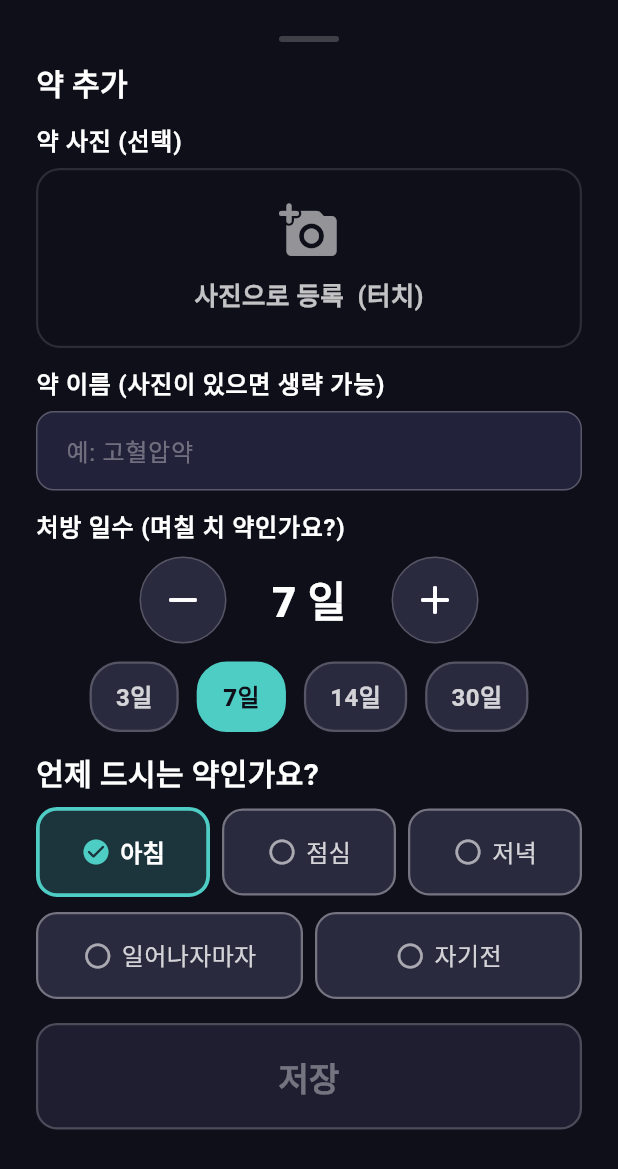
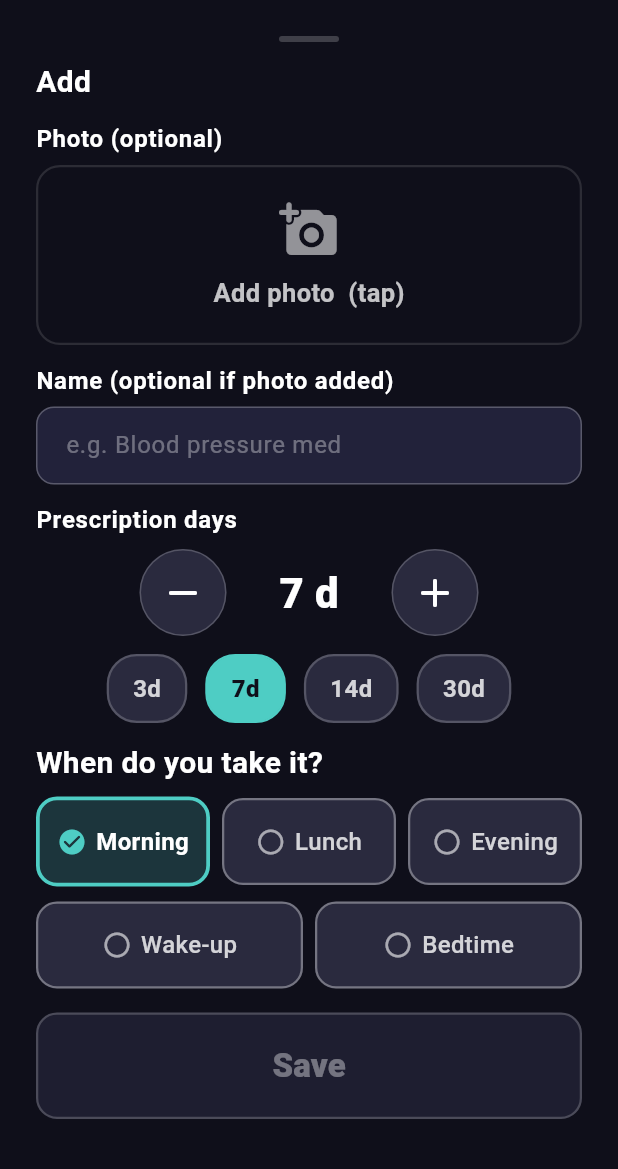
Before and after one commit to TheSoundofGoodbye/did-you-take-a-pill, a Flutter app: the _MedicationFormSheet widget shown alone on an empty page, opened directly, on a phone screen of 412 x 824 dp. Shown: the top 1169 px of the screen. Run offline on Flutter 3.47's test engine with Material 3 defaults, Android fonts, the phone set to English and light mode, and no system bars; our stand-ins replace google_mobile_ads, image_cropper, image_picker, shared_preferences; accounts and stored records are empty; generated files the repository leaves out were written again; network calls fail.

Commit message:
feat: i18n 다국어 지원 (한국어/영어)
- Flutter 공식 로컬라이제이션 시스템 적용 (flutter_localizations + intl + ARB)
- lib/l10n/app_ko.arb, app_en.arb 문자열 파일 추가 (~50개 키)
- 기기 언어 설정에 따라 한국어/영어 자동 전환
- dose_schedule 모델 언어 독립적으로 리팩토링 (B안: context 기반 변환)
- 모든 화면(dashboard, settings, OCR, image crop) 문자열 로컬라이즈
- 날짜 포맷 로케일별 분기 (ko: M월 d일 EEEE / en: EEEE, MMM d)

```diff
--- /dev/null
+++ b/l10n.yaml
@@ -0,0 +1,3 @@
+arb-dir: lib/l10n
+template-arb-file: app_ko.arb
+output-localization-file: app_localizations.dart
--- /dev/null
+++ b/lib/l10n/app_en.arb
@@ -0,0 +1,69 @@
+{
+  "@@locale": "en",
+
+  "appTitle": "Did you take your pill?",
+  "medicationManage": "Manage",
+  "allTaken": "All taken ✓",
+  "tapMedication": "Tap your medication",
+  "noMedications": "No medications yet",
+  "registerMedication": "Add Medication",
+  "pill": "Pill",
+
+  "medicationSettings": "Settings",
+  "addMedication": "Add",
+  "editMedication": "Edit",
+  "maxMedicationsReached": "You can register up to 4 medications.",
+  "noMedicationsRegistered": "No medications registered",
+  "tapPlusToAdd": "Tap + below to add one",
+  "edit": "Edit",
+  "delete": "Delete",
+  "save": "Save",
+  "cancel": "Cancel",
+  "deleteMedication": "Delete Medication",
+  "deleteMedicationConfirm": "Delete '{name}'?",
+  "noName": "Unnamed",
+  "thisMedication": "this medication",
+
+  "remainingDays": "{remaining} / {total} days left",
+
+  "photoLabel": "Photo (optional)",
+  "nameLabel": "Name (optional if photo added)",
+  "nameHint": "e.g. Blood pressure med",
+  "nameOrPhotoRequired": "Please add a photo or name",
+  "prescriptionDaysLabel": "Prescription days",
+  "daysUnit": "d",
+  "daysSuffix": "{days} d",
+  "presetDays": "{days}d",
+  "whenToTake": "When do you take it?",
+  "selectAtLeastOneTime": "Select at least one time",
+
+  "photoRegistration": "Add Photo",
+  "takePhoto": "Take a photo",
+  "chooseFromGallery": "Choose from gallery",
+  "deletePhoto": "Remove photo",
+  "addPhotoByTouch": "Add photo  (tap)",
+  "touchToChange": "Tap to change",
+
+  "cropTitle": "Crop Photo",
+  "cropDone": "Done",
+  "cropCancel": "Cancel",
+
+  "ocrScanTitle": "Scan Pill Pack",
+  "ocrComingSoon": "Coming Soon",
+  "ocrComingSoonDesc": "Camera OCR scanning\nwill be available in the next update!",
+  "goBack": "Go Back",
+
+  "doseTimeWakeUp": "Wake-up meds",
+  "doseTimeMorning": "Morning meds",
+  "doseTimeAfternoon": "Lunch meds",
+  "doseTimeEvening": "Evening meds",
+  "doseTimeBedTime": "Bedtime meds",
+
+  "doseButtonWakeUp": "Wake-up",
+  "doseButtonMorning": "Morning",
+  "doseButtonAfternoon": "Lunch",
+  "doseButtonEvening": "Evening",
+  "doseButtonBedTime": "Bedtime",
+
+  "dateFormat": "EEEE, MMM d"
+}
--- a/lib/models/dose_schedule.dart
+++ b/lib/models/dose_schedule.dart
@@ -1,3 +1,6 @@
+import 'package:flutter/material.dart';
+import 'package:did_you_take_a_pill/l10n/app_localizations.dart';
+
 /// 복용 시간대 구분.
 enum DoseTime {
   wakeUp,    // 일어나자마자 (공복)
@@ -8,34 +11,37 @@ enum DoseTime {
 }
 
 extension DoseTimeExtension on DoseTime {
-  String get displayName {
+  /// 화면에 표시할 시간대 이름 — 로컬라이즈.
+  String displayName(BuildContext context) {
+    final l10n = AppLocalizations.of(context)!;
     switch (this) {
       case DoseTime.wakeUp:
-        return '기상 후 약';
+        return l10n.doseTimeWakeUp;
       case DoseTime.morning:
-        return '아침약';
+        return l10n.doseTimeMorning;
       case DoseTime.afternoon:
-        return '점심약';
+        return l10n.doseTimeAfternoon;
       case DoseTime.evening:
-        return '저녁약';
+        return l10n.doseTimeEvening;
       case DoseTime.bedTime:
-        return '취침 전 약';
+        return l10n.doseTimeBedTime;
     }
   }
 
-  /// 버튼에 표시될 짧은 레이블
-  String get buttonLabel {
+  /// 버튼에 표시될 짧은 레이블 — 로컬라이즈.
+  String buttonLabel(BuildContext context) {
+    final l10n = AppLocalizations.of(context)!;
     switch (this) {
       case DoseTime.wakeUp:
-        return '일어나자마자';
+        return l10n.doseButtonWakeUp;
       case DoseTime.morning:
-        return '아침';
+        return l10n.doseButtonMorning;
       case DoseTime.afternoon:
-        return '점심';
+        return l10n.doseButtonAfternoon;
       case DoseTime.evening:
-        return '저녁';
+        return l10n.doseButtonEvening;
       case DoseTime.bedTime:
-        return '자기전';
+        return l10n.doseButtonBedTime;
     }
   }
 
@@ -66,6 +72,6 @@ extension DoseTimeExtension on DoseTime {
 }
 
 /// DoseTime 리스트의 표시 이름 생성 유틸.
-String doseTimesDisplayName(List<DoseTime> doseTimes) {
-  return doseTimes.map((dt) => dt.displayName).join(', ');
+String doseTimesDisplayName(BuildContext context, List<DoseTime> doseTimes) {
+  return doseTimes.map((dt) => dt.displayName(context)).join(', ');
 }
--- a/lib/screens/main_dashboard.dart
+++ b/lib/screens/main_dashboard.dart
@@ -7,6 +7,7 @@ import 'package:flutter/foundation.dart' show kDebugMode, kIsWeb, kReleaseMode;
 import 'package:provider/provider.dart';
 import 'package:intl/intl.dart';
 import 'package:google_mobile_ads/google_mobile_ads.dart';
+import 'package:did_you_take_a_pill/l10n/app_localizations.dart';
 import 'package:did_you_take_a_pill/models/dose_schedule.dart';
 import 'package:did_you_take_a_pill/models/medication.dart';
 import 'package:did_you_take_a_pill/providers/medication_provider.dart';
@@ -150,10 +151,21 @@ class _MainDashboardState extends State<MainDashboard>
 
   void _updateClock() {
     final now = DateTime.now();
+    final locale = WidgetsBinding.instance.platformDispatcher.locale;
+    final localeTag = locale.toLanguageTag();
     setState(() {
       _time = DateFormat('HH:mm').format(now);
-      _date = DateFormat('M월 d일 EEEE', 'ko_KR').format(now);
+      _date = DateFormat(
+        _dateFormatPattern(localeTag),
+        localeTag,
+      ).format(now);
     });
+  }
+
+  /// 날짜 포맷 패턴을 로케일에 따라 결정.
+  String _dateFormatPattern(String localeTag) {
+    if (localeTag.startsWith('ko')) return 'M월 d일 EEEE';
+    return 'EEEE, MMM d';
   }
 
   @override
@@ -257,9 +269,9 @@ class _MainDashboardState extends State<MainDashboard>
                             elevation: 0,
                           ),
                           icon: const Icon(Icons.settings_rounded, size: 24),
-                          label: const Text(
-                            '약 관리',
-                            style: TextStyle(
+                          label: Text(
+                            AppLocalizations.of(context)!.medicationManage,
+                            style: const TextStyle(
                               fontSize: 20,
                               fontWeight: FontWeight.w700,
                             ),
@@ -281,9 +293,9 @@ class _MainDashboardState extends State<MainDashboard>
       padding: const EdgeInsets.symmetric(horizontal: 16, vertical: 8),
       child: Row(
         children: [
-          const Text(
-            '오늘 약 드셨나요?',
-            style: TextStyle(
+          Text(
+            AppLocalizations.of(context)!.appTitle,
+            style: const TextStyle(
               fontWeight: FontWeight.w700,
               fontSize: 24,
               color: Colors.white,
@@ -477,7 +489,7 @@ class _MainDashboardState extends State<MainDashboard>
       children: [
         // 시간대 라벨 (어르신들에게 정확한 시간 표시는 혼란을 줄 수 있으므로 제거)
         Text(
-          doseTime.displayName,
+          doseTime.displayName(context),
           style: TextStyle(
             fontSize: 34,
             fontWeight: FontWeight.w800,
@@ -538,7 +550,7 @@ class _MainDashboardState extends State<MainDashboard>
             child: AnimatedSwitcher(
               duration: const Duration(milliseconds: 300),
               child: Text(
-                allTaken ? '복약 완료 ✓' : '약을 터치해주세요',
+                allTaken ? AppLocalizations.of(context)!.allTaken : AppLocalizations.of(context)!.tapMedication,
                 key: ValueKey(allTaken),
                 style: TextStyle(
                   fontSize: 18,
@@ -685,7 +697,7 @@ class _MainDashboardState extends State<MainDashboard>
                 Padding(
                   padding: const EdgeInsets.symmetric(horizontal: 6),
                   child: Text(
-                    med.name.isNotEmpty ? med.name : '약',
+                    med.name.isNotEmpty ? med.name : AppLocalizations.of(context)!.pill,
                     style: TextStyle(
                       fontSize: nameSize,
                       color: taken
@@ -834,7 +846,7 @@ class _MainDashboardState extends State<MainDashboard>
           ),
           const SizedBox(height: 28),
           Text(
-            '등록된 약이 없어요',
+            AppLocalizations.of(context)!.noMedications,
             style: TextStyle(
               fontSize: 24,
               fontWeight: FontWeight.w600,
@@ -856,9 +868,9 @@ class _MainDashboardState extends State<MainDashboard>
                 elevation: 0,
               ),
               icon: const Icon(Icons.add_circle_outline, size: 28),
-              label: const Text(
-                '약 등록하기',
-                style: TextStyle(fontSize: 22, fontWeight: FontWeight.w700),
+              label: Text(
+                AppLocalizations.of(context)!.registerMedication,
+                style: const TextStyle(fontSize: 22, fontWeight: FontWeight.w700),
               ),
             ),
           ),
--- a/lib/screens/medication_settings.dart
+++ b/lib/screens/medication_settings.dart
@@ -4,6 +4,7 @@ import 'package:flutter/services.dart';
 import 'package:flutter/foundation.dart' show kIsWeb, listEquals;
 import 'package:provider/provider.dart';
 import 'package:image_picker/image_picker.dart';
+import 'package:did_you_take_a_pill/l10n/app_localizations.dart';
 import 'package:did_you_take_a_pill/models/medication.dart';
 import 'package:did_you_take_a_pill/models/dose_schedule.dart';
 import 'package:did_you_take_a_pill/providers/medication_provider.dart';
@@ -19,9 +20,9 @@ class MedicationSettings extends StatelessWidget {
     return Scaffold(
       backgroundColor: const Color(0xFF0F0F1A),
       appBar: AppBar(
-        title: const Text(
-          '약 설정',
-          style: TextStyle(fontWeight: FontWeight.w700, color: Colors.white),
+        title: Text(
+          AppLocalizations.of(context)!.medicationSettings,
+          style: const TextStyle(fontWeight: FontWeight.w700, color: Colors.white),
         ),
         centerTitle: true,
         backgroundColor: Colors.transparent,
@@ -44,9 +45,9 @@ class MedicationSettings extends StatelessWidget {
               elevation: 0,
             ),
             icon: const Icon(Icons.add, size: 26),
-            label: const Text(
-              '약 추가',
-              style: TextStyle(fontSize: 20, fontWeight: FontWeight.w700),
+            label: Text(
+              AppLocalizations.of(context)!.addMedication,
+              style: const TextStyle(fontSize: 20, fontWeight: FontWeight.w700),
             ),
           ),
         ),
@@ -63,13 +64,13 @@ class MedicationSettings extends StatelessWidget {
                   Icon(Icons.medication_liquid_rounded,
                       size: 80, color: Colors.white.withValues(alpha: 0.15)),
                   const SizedBox(height: 20),
-                  Text('등록된 약이 없습니다',
+                  Text(AppLocalizations.of(context)!.noMedicationsRegistered,
                       style: TextStyle(
                           fontSize: 22,
                           fontWeight: FontWeight.w600,
                           color: Colors.white.withValues(alpha: 0.5))),
                   const SizedBox(height: 10),
-                  Text('아래 + 버튼을 눌러 추가하세요',
+                  Text(AppLocalizations.of(context)!.tapPlusToAdd,
                       style: TextStyle(
                           fontSize: 18,
                           color: Colors.white.withValues(alpha: 0.35))),
@@ -93,10 +94,10 @@ class MedicationSettings extends StatelessWidget {
     final medCount = context.read<MedicationProvider>().medications.length;
     if (medCount >= 4) {
       ScaffoldMessenger.of(context).showSnackBar(
-        const SnackBar(
-          content: Text('약은 최대 4개까지 등록할 수 있습니다.',
-              style: TextStyle(fontSize: 16)),
-          backgroundColor: Color(0xFFFF6B6B),
+        SnackBar(
+          content: Text(AppLocalizations.of(context)!.maxMedicationsReached,
+              style: const TextStyle(fontSize: 16)),
+          backgroundColor: const Color(0xFFFF6B6B),
           behavior: SnackBarBehavior.floating,
           duration: Duration(seconds: 2),
         ),
@@ -149,7 +150,7 @@ class _MedicationCard extends StatelessWidget {
                       Text(
                           medication.name.isNotEmpty
                               ? medication.name
-                              : '약 (이름 없음)',
+                              : AppLocalizations.of(context)!.noName,
                           style: const TextStyle(
                               fontSize: 20,
                               fontWeight: FontWeight.w700,
@@ -160,13 +161,13 @@ class _MedicationCard extends StatelessWidget {
                         runSpacing: 6,
                         children: [
                           _infoChip(
-                            '남은 ${medication.remainingDays}일 / ${medication.totalDays}일분',
+                            AppLocalizations.of(context)!.remainingDays(medication.remainingDays, medication.totalDays),
                             medication.remainingDays <= 3
                                 ? const Color(0xFFFF6B6B)
                                 : const Color(0xFF4ECDC4),
                           ),
                           _infoChip(
-                            doseTimesDisplayName(medication.doseTimes),
+                            doseTimesDisplayName(context, medication.doseTimes),
                             const Color(0xFF7C83FD),
                           ),
                         ],
@@ -190,8 +191,8 @@ class _MedicationCard extends StatelessWidget {
                           borderRadius: BorderRadius.circular(10)),
                       padding: const EdgeInsets.symmetric(vertical: 12),
                     ),
-                    child: const Text('수정',
-                        style: TextStyle(fontSize: 16, fontWeight: FontWeight.w700)),
+                    child: Text(AppLocalizations.of(context)!.edit,
+                        style: const TextStyle(fontSize: 16, fontWeight: FontWeight.w700)),
                   ),
                 ),
                 const SizedBox(width: 10),
@@ -207,7 +208,7 @@ class _MedicationCard extends StatelessWidget {
                           borderRadius: BorderRadius.circular(10)),
                       padding: const EdgeInsets.symmetric(vertical: 12),
                     ),
-                    child: const Text('삭제',
+                    child: Text(AppLocalizations.of(context)!.delete,
                         style: TextStyle(fontSize: 16, fontWeight: FontWeight.w700)),
                   ),
                 ),
@@ -280,22 +281,23 @@ class _MedicationCard extends StatelessWidget {
   }
 
   void _confirmDelete(BuildContext context) {
+    final l10n = AppLocalizations.of(context)!;
     final displayName =
-        medication.name.isNotEmpty ? medication.name : '이 약';
+        medication.name.isNotEmpty ? medication.name : l10n.thisMedication;
     showDialog(
       context: context,
       builder: (ctx) => AlertDialog(
         backgroundColor: const Color(0xFF1A1A2E),
         shape: RoundedRectangleBorder(borderRadius: BorderRadius.circular(16)),
-        title: const Text('약 삭제',
+        title: Text(l10n.deleteMedication,
             style:
-                TextStyle(color: Colors.white, fontWeight: FontWeight.w700)),
-        content: Text('\'$displayName\'을(를) 삭제하시겠습니까?',
+                const TextStyle(color: Colors.white, fontWeight: FontWeight.w700)),
+        content: Text(l10n.deleteMedicationConfirm(displayName),
             style: TextStyle(color: Colors.white.withValues(alpha: 0.6))),
         actions: [
           TextButton(
             onPressed: () => Navigator.pop(ctx),
-            child: Text('취소',
+            child: Text(l10n.cancel,
                 style:
                     TextStyle(color: Colors.white.withValues(alpha: 0.5))),
           ),
@@ -306,8 +308,8 @@ class _MedicationCard extends StatelessWidget {
                   .removeMedication(medication.id);
               Navigator.pop(ctx);
             },
-            child: const Text('삭제',
-                style: TextStyle(color: Color(0xFFFF6B6B))),
+            child: Text(l10n.delete,
+                style: const TextStyle(color: Color(0xFFFF6B6B))),
           ),
         ],
       ),
@@ -417,15 +419,15 @@ class _MedicationFormSheetState extends State<_MedicationFormSheet> {
                 ),
               ),
               const SizedBox(height: 20),
-              const Text('사진 등록 방법',
-                  style: TextStyle(
+              Text(AppLocalizations.of(context)!.photoRegistration,
+                  style: const TextStyle(
                       fontSize: 18,
                       fontWeight: FontWeight.w700,
                       color: Colors.white)),
               const SizedBox(height: 16),
               _buildSourceOption(
                 icon: Icons.camera_alt_rounded,
-                label: '카메라로 촬영',
+                label: AppLocalizations.of(context)!.takePhoto,
                 onTap: () {
                   Navigator.pop(ctx);
                   _pickImage(ImageSource.camera);
@@ -434,7 +436,7 @@ class _MedicationFormSheetState extends State<_MedicationFormSheet> {
               const SizedBox(height: 8),
               _buildSourceOption(
                 icon: Icons.photo_library_rounded,
-                label: '갤러리에서 선택',
+                label: AppLocalizations.of(context)!.chooseFromGallery,
                 onTap: () {
                   Navigator.pop(ctx);
                   _pickImage(ImageSource.gallery);
@@ -444,7 +446,7 @@ class _MedicationFormSheetState extends State<_MedicationFormSheet> {
                 const SizedBox(height: 8),
                 _buildSourceOption(
                   icon: Icons.delete_outline_rounded,
-                  label: '사진 삭제',
+                  label: AppLocalizations.of(context)!.deletePhoto,
                   color: const Color(0xFFFF6B6B),
                   onTap: () {
                     Navigator.pop(ctx);
@@ -563,7 +565,7 @@ class _MedicationFormSheetState extends State<_MedicationFormSheet> {
               ),
             ),
             const SizedBox(height: 12),
-            Text(_isEditMode ? '약 수정' : '약 추가',
+            Text(_isEditMode ? AppLocalizations.of(context)!.editMedication : AppLocalizations.of(context)!.addMedication,
                 style: const TextStyle(
                     fontSize: 20,
                     fontWeight: FontWeight.w700,
@@ -571,33 +573,33 @@ class _MedicationFormSheetState extends State<_MedicationFormSheet> {
             const SizedBox(height: 12),
 
             // ── 사진 등록 영역 ──
-            _buildLabel('약 사진 (선택)'),
+            _buildLabel(AppLocalizations.of(context)!.photoLabel),
             const SizedBox(height: 6),
             _buildImagePicker(),
             const SizedBox(height: 12),
 
             // 약 이름 (optional - 사진이 있으면 생략 가능)
-            _buildLabel('약 이름 (사진이 있으면 생략 가능)'),
+            _buildLabel(AppLocalizations.of(context)!.nameLabel),
             const SizedBox(height: 6),
             _buildValidatedTextField(
               controller: _nameController,
-              hint: '예: 고혈압약',
+              hint: AppLocalizations.of(context)!.nameHint,
               key: 'medication_name_input',
               hasError: _showValidationErrors && !_hasNameOrImage,
-              errorText: '사진 또는 이름을 입력하세요',
+              errorText: AppLocalizations.of(context)!.nameOrPhotoRequired,
             ),
             const SizedBox(height: 12),
 
             // 처방 일수
-            _buildLabel('처방 일수 (며칠 치 약인가요?)'),
+            _buildLabel(AppLocalizations.of(context)!.prescriptionDaysLabel),
             const SizedBox(height: 8),
             _buildDaysSelector(),
             const SizedBox(height: 12),
 
             // 언제 드시는 약인가요? (5개 버튼)
-            const Text(
-              '언제 드시는 약인가요?',
-              style: TextStyle(
+            Text(
+              AppLocalizations.of(context)!.whenToTake,
+              style: const TextStyle(
                 fontSize: 20,
                 fontWeight: FontWeight.w700,
                 color: Colors.white,
@@ -606,7 +608,7 @@ class _MedicationFormSheetState extends State<_MedicationFormSheet> {
             if (_showValidationErrors && !_hasTime)
               Padding(
                 padding: const EdgeInsets.only(top: 6),
-                child: Text('복용 시기를 하나 이상 선택하세요',
+                child: Text(AppLocalizations.of(context)!.selectAtLeastOneTime,
                     style: TextStyle(
                         fontSize: 14,
                         color: const Color(0xFFFF6B6B).withValues(alpha: 0.9))),
@@ -638,7 +640,7 @@ class _MedicationFormSheetState extends State<_MedicationFormSheet> {
                           width: 1.5),
                 ),
               ),
-              child: Text(_isEditMode ? '수정' : '저장',
+              child: Text(_isEditMode ? AppLocalizations.of(context)!.edit : AppLocalizations.of(context)!.save,
                   style: const TextStyle(
                       fontSize: 22, fontWeight: FontWeight.w800)),
             ),
@@ -684,7 +686,7 @@ class _MedicationFormSheetState extends State<_MedicationFormSheet> {
         Icon(Icons.add_a_photo_rounded,
             size: 40, color: Colors.white.withValues(alpha: 0.55)),
         const SizedBox(height: 10),
-        Text('사진으로 등록  (터치)',
+        Text(AppLocalizations.of(context)!.addPhotoByTouch,
             style: TextStyle(
                 fontSize: 17,
                 color: Colors.white.withValues(alpha: 0.75),
@@ -722,12 +724,12 @@ class _MedicationFormSheetState extends State<_MedicationFormSheet> {
                 ],
               ),
             ),
-            child: const Row(
+            child: Row(
               mainAxisAlignment: MainAxisAlignment.center,
               children: [
                 Icon(Icons.edit_rounded, color: Colors.white70, size: 18),
                 SizedBox(width: 6),
-                Text('터치하여 변경',
+                Text(AppLocalizations.of(context)!.touchToChange,
                     style: TextStyle(
                         color: Colors.white70,
                         fontSize: 14,
@@ -762,7 +764,7 @@ class _MedicationFormSheetState extends State<_MedicationFormSheet> {
               width: 1.5,
             ),
           ),
-          child: Text('$days일',
+          child: Text(AppLocalizations.of(context)!.presetDays(days),
               style: TextStyle(
                 fontSize: 16,
                 fontWeight: isSelected ? FontWeight.w800 : FontWeight.w600,
@@ -801,7 +803,7 @@ class _MedicationFormSheetState extends State<_MedicationFormSheet> {
                 alignment: Alignment.center,
                 width: 70,
                 child: Text(
-                  '$_prescriptionDays 일',
+                  AppLocalizations.of(context)!.daysSuffix(_prescriptionDays),
                   style: const TextStyle(
                     fontSize: 28,
                     fontWeight: FontWeight.w800,
@@ -897,7 +899,7 @@ class _MedicationFormSheetState extends State<_MedicationFormSheet> {
                 ),
                 const SizedBox(width: 6),
                 Text(
-                  dt.buttonLabel,
+                  dt.buttonLabel(context),
                   textAlign: TextAlign.center,
                   style: TextStyle(
                     fontSize: 16,
--- a/pubspec.yaml
+++ b/pubspec.yaml
@@ -29,6 +29,8 @@ environment:
 # versions available, run `flutter pub outdated`.
 dependencies:
   flutter:
+    sdk: flutter
+  flutter_localizations:
     sdk: flutter
 
   cupertino_icons: ^1.0.8
@@ -66,6 +68,7 @@ flutter_launcher_icons:
 
 # The following section is specific to Flutter packages.
 flutter:
+  generate: true
 
   # The following line ensures that the Material Icons font is
   # included with your application, so that you can use the icons in
```
Also changed, not shown: lib/l10n/app_ko.arb (added, +81 -0 lines), lib/main.dart (+15 -1 lines), lib/screens/ocr_camera_scanner.dart (+10 -8 lines), lib/services/image_storage_service.dart (+7 -4 lines), pubspec.lock, 7 other files.
